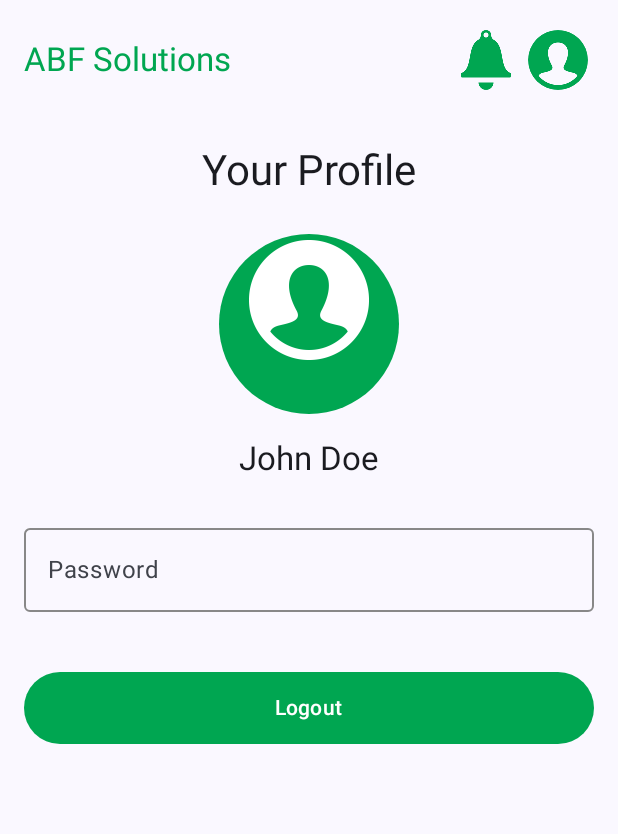
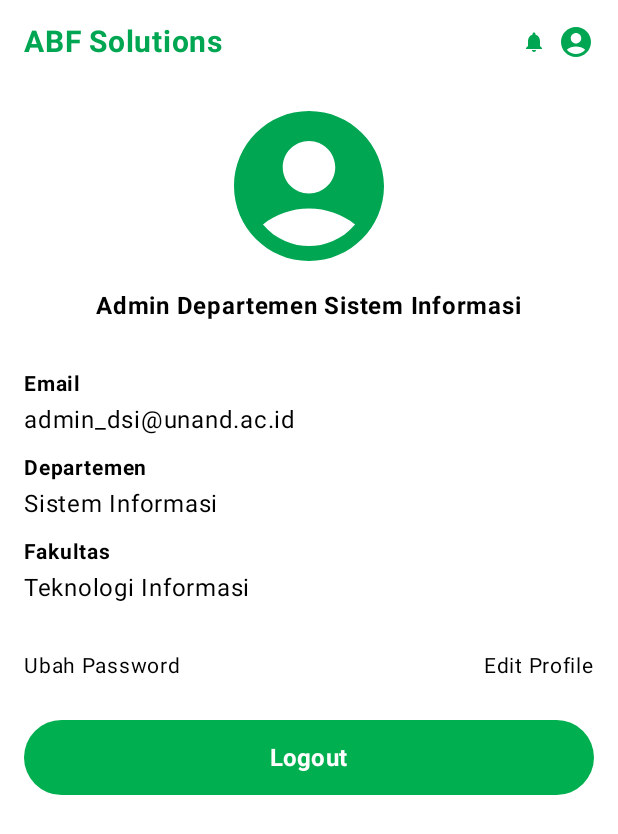
Before and after one commit to flelrmu/PresensiKita, an Android app built with Jetpack Compose: the composable ProfilePage shown on its own in the app's theme, on a phone screen of 412 x 824 dp. Shown: the top 834 px of the screen. Run offline under Robolectric (Android 15) with nearby library versions, the phone set to English and light mode, and no system bars.

Commit message:
perbaikan ProfilePage

```diff
--- a/app/build.gradle.kts
+++ b/app/build.gradle.kts
@@ -70,6 +70,7 @@ dependencies {
     // Tambahkan library lain yang relevan
     implementation(libs.androidx.activity)
     implementation(libs.androidx.constraintlayout)
+    implementation(libs.androidx.navigation.runtime.ktx)
 
     testImplementation(libs.junit)
     androidTestImplementation(libs.androidx.junit)
--- a/app/src/main/java/com/example/presensikita/ProfilePage.kt
+++ b/app/src/main/java/com/example/presensikita/ProfilePage.kt
@@ -1,129 +1,146 @@
 package com.example.presensikita
 
 import androidx.compose.foundation.background
+import androidx.compose.foundation.clickable
 import androidx.compose.foundation.layout.*
 import androidx.compose.foundation.shape.CircleShape
-import androidx.compose.material3.*
+import androidx.compose.material.*
+import androidx.compose.material.icons.Icons
+import androidx.compose.material.icons.filled.AccountCircle
+import androidx.compose.material.icons.filled.Notifications
+import androidx.compose.material3.Button
+import androidx.compose.material3.ButtonDefaults
+import androidx.compose.material3.Icon
+import androidx.compose.material3.Text
 import androidx.compose.runtime.*
 import androidx.compose.ui.Alignment
 import androidx.compose.ui.Modifier
-import androidx.compose.ui.draw.clip
 import androidx.compose.ui.graphics.Color
-import androidx.compose.ui.res.painterResource
-import androidx.compose.ui.text.input.PasswordVisualTransformation
-import androidx.compose.ui.tooling.preview.Preview
+import androidx.compose.ui.text.font.FontWeight
+import androidx.compose.ui.text.style.TextAlign
 import androidx.compose.ui.unit.dp
+import androidx.compose.ui.unit.sp
+import androidx.navigation.NavController
 
-@OptIn(ExperimentalMaterial3Api::class)
 @Composable
-fun ProfilePage() {
-    var password by remember { mutableStateOf("") }
-
+fun ProfilePage(navController: NavController) {
     Column(
         modifier = Modifier
             .fillMaxSize()
+            .background(Color.White)
             .padding(16.dp),
         horizontalAlignment = Alignment.CenterHorizontally
     ) {
-        // Top Bar
+        // Header
         Row(
-            modifier = Modifier
-                .fillMaxWidth()
-                .padding(bottom = 32.dp),
-            horizontalArrangement = Arrangement.SpaceBetween,
-            verticalAlignment = Alignment.CenterVertically
+            modifier = Modifier.fillMaxWidth(),
+            verticalAlignment = Alignment.CenterVertically,
+            horizontalArrangement = Arrangement.SpaceBetween
         ) {
             Text(
                 text = "ABF Solutions",
-                style = MaterialTheme.typography.titleLarge,
-                color = Color(0xFF00A651)
+                fontSize = 20.sp,
+                color = Color(0xFF00A651),
+                fontWeight = FontWeight.Bold
             )
-
-            Row {
-                IconButton(onClick = { /* Handle notification */ }) {
-                    Icon(
-                        painter = painterResource(id = R.drawable.ic_notifications),
-                        contentDescription = "Notifications",
-                        tint = Color(0xFF00A651)
-                    )
-                }
-
-                IconButton(onClick = { /* Handle profile */ }) {
-                    Icon(
-                        painter = painterResource(id = R.drawable.ic_profile),
-                        contentDescription = "Profile",
-                        tint = Color(0xFF00A651)
-                    )
-                }
+            Row(verticalAlignment = Alignment.CenterVertically) {
+                Icon(
+                    imageVector = Icons.Default.Notifications,
+                    contentDescription = "Notifications",
+                    tint = Color(0xFF00A651),
+                    modifier = Modifier.size(24.dp).padding(end = 8.dp)
+                )
+                Icon(
+                    imageVector = Icons.Default.AccountCircle,
+                    contentDescription = "Profile",
+                    tint = Color(0xFF00A651),
+                    modifier = Modifier.size(24.dp)
+                )
             }
         }
 
-        // Profile Title
+        Spacer(modifier = Modifier.height(24.dp))
+
+        // Profile picture and name
+        Icon(
+            imageVector = Icons.Default.AccountCircle,
+            contentDescription = "Profile Picture",
+            tint = Color(0xFF00A651),
+            modifier = Modifier.size(120.dp)
+        )
         Text(
-            text = "Your Profile",
-            style = MaterialTheme.typography.headlineMedium,
-            modifier = Modifier.padding(bottom = 24.dp)
+            text = "Admin Departemen Sistem Informasi",
+            fontSize = 16.sp,
+            fontWeight = FontWeight.Bold,
+            color = Color.Black,
+            modifier = Modifier.padding(top = 8.dp)
         )
 
-        // Profile Image
-        Box(
-            modifier = Modifier
-                .size(120.dp)
-                .clip(CircleShape)
-                .background(Color(0xFF00A651))
-                .padding(bottom = 32.dp),
-            contentAlignment = Alignment.Center
+        Spacer(modifier = Modifier.height(24.dp))
+
+        // Profile details
+        ProfileInfoItem(label = "Email", value = "admin_dsi@unand.ac.id")
+        ProfileInfoItem(label = "Departemen", value = "Sistem Informasi")
+        ProfileInfoItem(label = "Fakultas", value = "Teknologi Informasi")
+
+        Spacer(modifier = Modifier.height(24.dp))
+
+        // Action buttons
+        Row(
+            modifier = Modifier.fillMaxWidth(),
+            horizontalArrangement = Arrangement.SpaceBetween
         ) {
-            Icon(
-                painter = painterResource(id = R.drawable.ic_profile),
-                contentDescription = "Profile Picture",
-                tint = Color.White,
-                modifier = Modifier.size(80.dp)
+            Text(
+                text = "Ubah Password",
+                fontSize = 14.sp,
+                color = Color.Black,
+                modifier = Modifier.clickable { /* Handle Change Password */ }
+            )
+            Text(
+                text = "Edit Profile",
+                fontSize = 14.sp,
+                color = Color.Black,
+                modifier = Modifier.clickable { /* Handle Edit Profile */ }
             )
         }
 
-        // User Name Display
-        Text(
-            text = "John Doe", // Hardcoded for preview
-            style = MaterialTheme.typography.titleLarge,
-            modifier = Modifier.padding(vertical = 16.dp)
-        )
+        Spacer(modifier = Modifier.height(24.dp))
 
-        // Password Field
-        OutlinedTextField(
-            value = password,
-            onValueChange = { password = it },
-            label = { Text("Password") },
-            visualTransformation = PasswordVisualTransformation(),
+        // Logout button
+        Button(
+            onClick = { /* Handle Logout */ },
+//            colors = ButtonDefaults.buttonColors(backgroundColor = Color(0xFF00A651)),
+            colors = ButtonDefaults.buttonColors(Color(0xFF00AF4F)),
+            shape = CircleShape,
             modifier = Modifier
                 .fillMaxWidth()
-                .padding(vertical = 8.dp),
-            colors = TextFieldDefaults.outlinedTextFieldColors(
-                focusedBorderColor = Color(0xFF00A651),
-                unfocusedBorderColor = Color.Gray
+                .height(50.dp)
+        ) {
+            Text(
+                text = "Logout",
+                fontSize = 16.sp,
+                color = Color.White,
+                fontWeight = FontWeight.Bold
             )
-        )
-
-        // Logout Button
-        Button(
-            onClick = { /* Handle logout */ },
-            modifier = Modifier
-                .padding(top = 32.dp)
-                .fillMaxWidth()
-                .height(48.dp),
-            colors = ButtonDefaults.buttonColors(
-                containerColor = Color(0xFF00A651)
-            )
-        ) {
-            Text("Logout", color = Color.White)
         }
     }
 }
 
-@Preview(showBackground = true)
 @Composable
-fun ProfilePagePreview() {
-    MaterialTheme {
-        ProfilePage()
+fun ProfileInfoItem(label: String, value: String) {
+    Column(
+        modifier = Modifier.fillMaxWidth().padding(vertical = 4.dp)
+    ) {
+        Text(
+            text = label,
+            fontSize = 14.sp,
+            color = Color.Black,
+            fontWeight = FontWeight.Bold
+        )
+        Text(
+            text = value,
+            fontSize = 16.sp,
+            color = Color.Black
+        )
     }
 }
--- a/gradle/libs.versions.toml
+++ b/gradle/libs.versions.toml
@@ -12,6 +12,7 @@ appcompat = "1.7.0"
 material = "1.12.0"
 activity = "1.9.3"
 constraintlayout = "2.1.4"
+navigationRuntimeKtx = "2.8.3"
 
 [libraries]
 androidx-core-ktx = { group = "androidx.core", name = "core-ktx", version.ref = "coreKtx" }
@@ -32,6 +33,7 @@ androidx-appcompat = { group = "androidx.appcompat", name = "appcompat", version
 material = { group = "com.google.android.material", name = "material", version.ref = "material" }
 androidx-activity = { group = "androidx.activity", name = "activity", version.ref = "activity" }
 androidx-constraintlayout = { group = "androidx.constraintlayout", name = "constraintlayout", version.ref = "constraintlayout" }
+androidx-navigation-runtime-ktx = { group = "androidx.navigation", name = "navigation-runtime-ktx", version.ref = "navigationRuntimeKtx" }
 
 [plugins]
 android-application = { id = "com.android.application", version.ref = "agp" }
```
